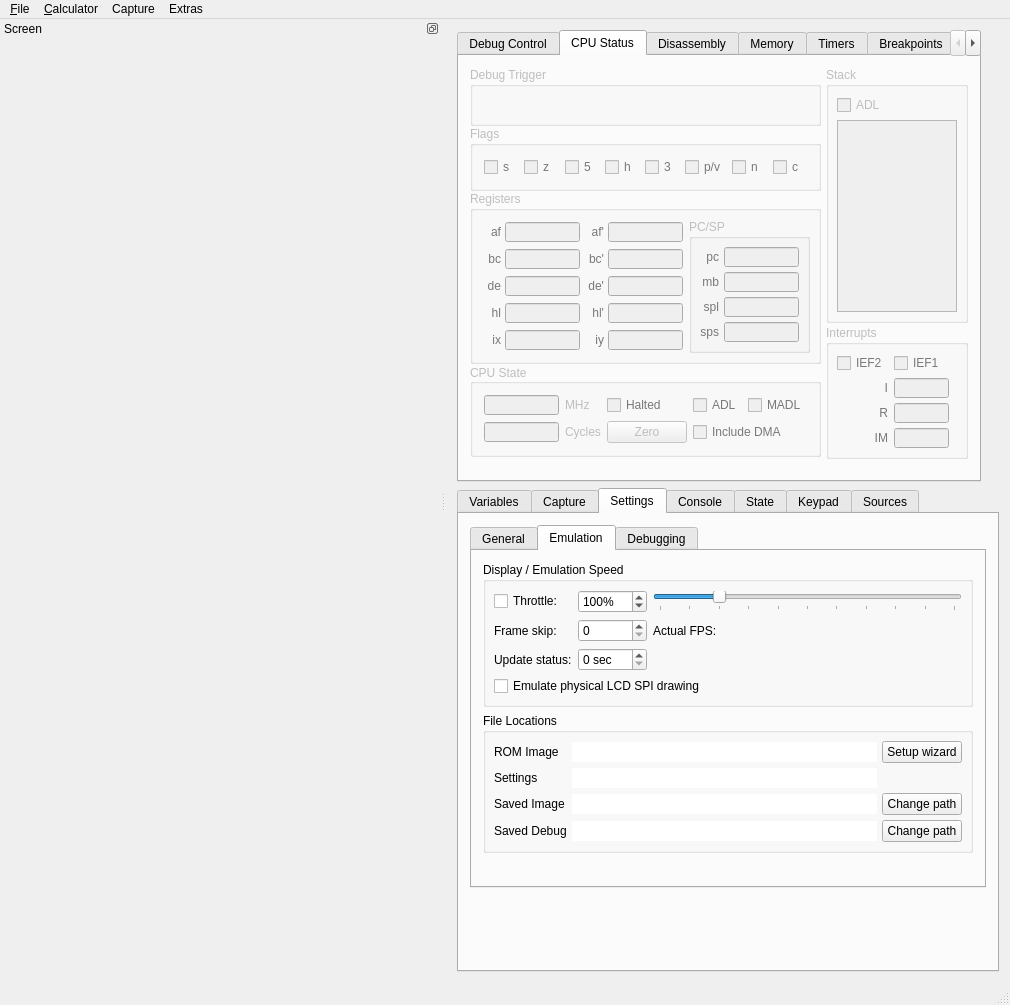
This is gui/qt/mainwindow.ui in CE-Programming/CEmu as Qt 5 draws it before an edit. The edited form follows.
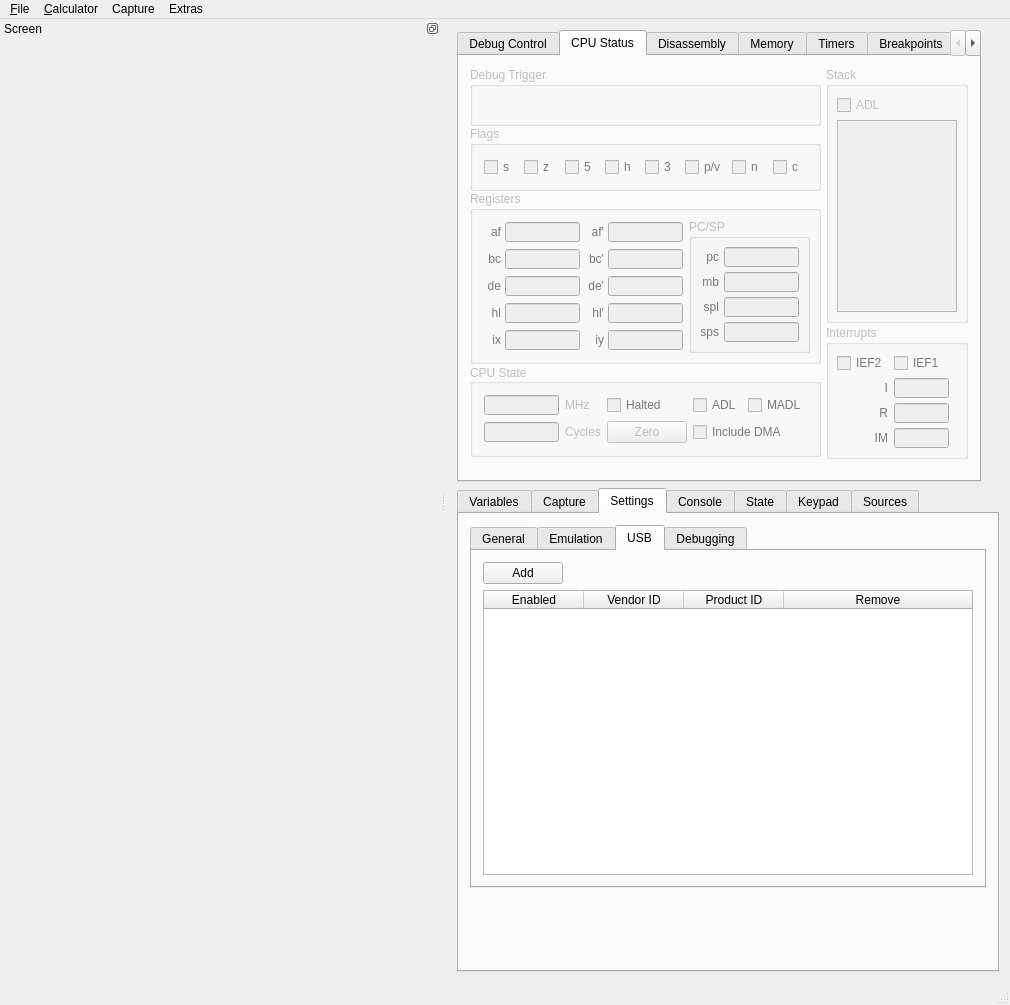
This is the edited form. The open tabs and pages were chosen to show the change. Icons and pictures are not drawn. Custom widgets are drawn as their Qt base class.

The edit to the form file:
```diff
--- a/gui/qt/mainwindow.ui
+++ b/gui/qt/mainwindow.ui
@@ -8805,6 +8805,60 @@
             </item>
            </layout>
           </widget>
+          <widget class="QWidget" name="tab">
+           <attribute name="title">
+            <string>USB</string>
+           </attribute>
+           <layout class="QVBoxLayout" name="verticalLayout_16">
+            <item>
+             <widget class="QPushButton" name="buttonAddUSB">
+              <property name="sizePolicy">
+               <sizepolicy hsizetype="Maximum" vsizetype="Fixed">
+                <horstretch>0</horstretch>
+                <verstretch>0</verstretch>
+               </sizepolicy>
+              </property>
+              <property name="focusPolicy">
+               <enum>Qt::NoFocus</enum>
+              </property>
+              <property name="text">
+               <string>Add</string>
+              </property>
+              <property name="icon">
+               <iconset resource="resources.qrc">
+                <normaloff>:/icons/resources/icons/plus.png</normaloff>:/icons/resources/icons/plus.png</iconset>
+              </property>
+             </widget>
+            </item>
+            <item>
+             <widget class="QTableWidget" name="usbTable">
+              <attribute name="horizontalHeaderStretchLastSection">
+               <bool>true</bool>
+              </attribute>
+              <column>
+               <property name="text">
+                <string>Enabled</string>
+               </property>
+              </column>
+              <column>
+               <property name="text">
+                <string>Vendor ID</string>
+               </property>
+              </column>
+              <column>
+               <property name="text">
+                <string>Product ID</string>
+               </property>
+              </column>
+              <column>
+               <property name="text">
+                <string>Remove</string>
+               </property>
+              </column>
+             </widget>
+            </item>
+           </layout>
+          </widget>
           <widget class="QWidget" name="tab_4">
            <attribute name="title">
             <string>Debugging</string>
```
Left out of the diff: 56 changed lines with no effect on the pictures.
